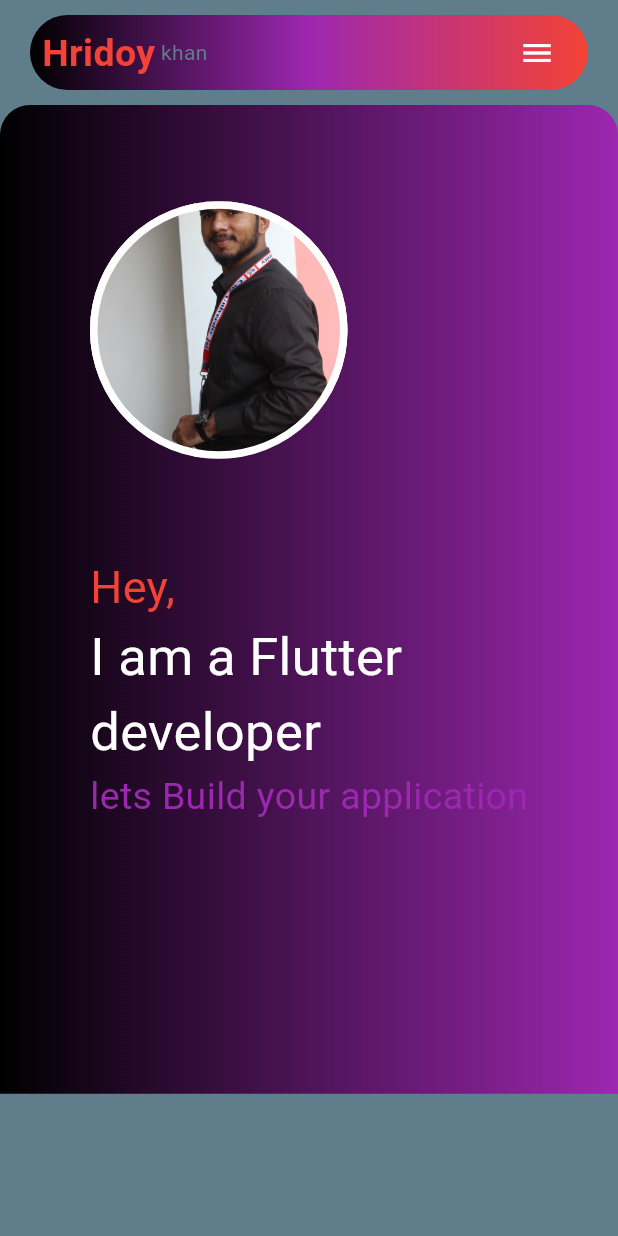
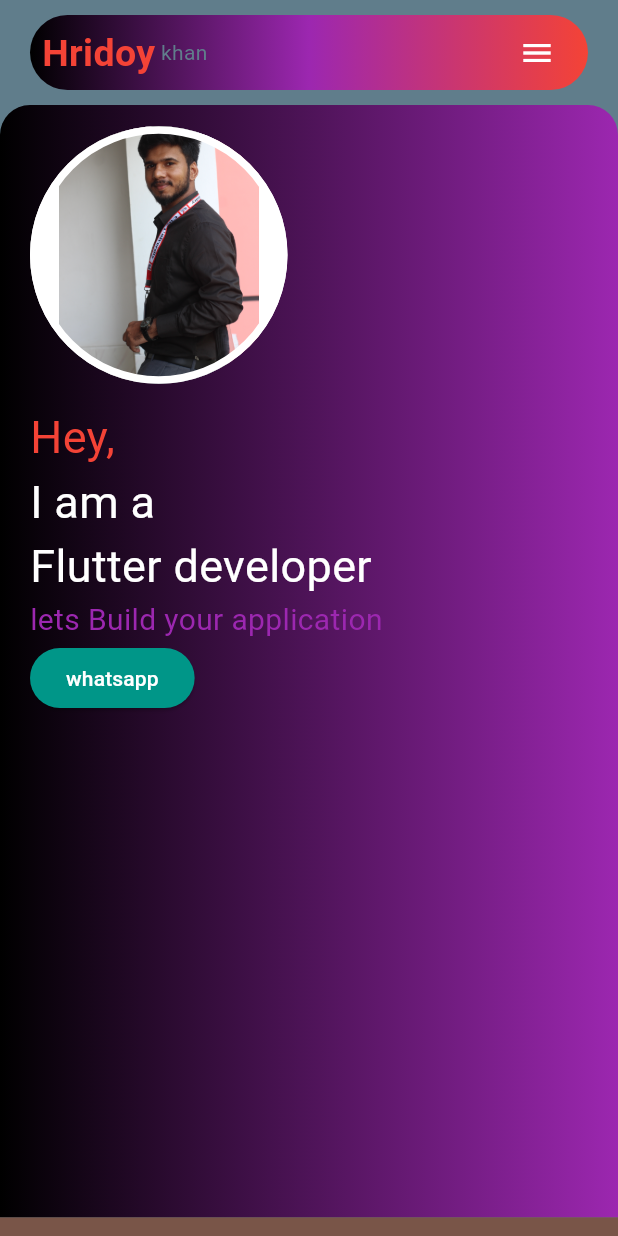
Before and after one commit to hrikhan/My_updated_portfolio, a Flutter app: the screen it shows after launch, on a phone screen of 412 x 824 dp. Run offline on Flutter 3.47's test engine with Material 3 defaults, Android fonts, the phone set to English and light mode, and no system bars; our stand-ins replace flutter_screenutil.

Commit message:
body completed

```diff
--- a/lib/pages/Homepage.dart
+++ b/lib/pages/Homepage.dart
@@ -7,6 +7,7 @@ import 'package:my_portfolio/widgeds/laptop_body_part.dart';
 import 'package:my_portfolio/widgeds/drawe.dart';
 import 'package:my_portfolio/widgeds/header_desktop.dart';
 import 'package:my_portfolio/widgeds/header_mobile.dart';
+import 'package:my_portfolio/widgeds/mobile_body_part.dart';
 import 'package:my_portfolio/widgeds/name_of_portfolio.dart';
 import 'package:flutter_screenutil/flutter_screenutil.dart';
 
@@ -39,65 +40,14 @@ class _HomepageState extends State<Homepage> {
               ),
             //body
             //BodyPart(),
+           if (Constraints.maxWidth >= 600)
+              BodyPart()
+            else
+              MobileBodyPart(),
+            //footer
             Container(
-              padding: EdgeInsets.only(left: 60),
-              height: MediaQuery.of(context).size.height * 0.8,
-              decoration: BoxDecoration(
-                  gradient:
-                      LinearGradient(colors: [Colors.black, Colors.purple]),
-                  borderRadius: BorderRadius.only(
-                      topLeft: Radius.circular(20),
-                      topRight: Radius.circular(20))),
-              child: Column(
-                mainAxisAlignment: MainAxisAlignment.start,
-                crossAxisAlignment: CrossAxisAlignment.start,
-                children: [
-                  //image
-                  Container(
-                    height: 300,
-                    width: 150.w,
-                    decoration: const BoxDecoration(
-                        color: Colors.white, shape: BoxShape.circle),
-                    child: Container(
-                      height: 120.h,
-                      width: 120.w,
-                      decoration: BoxDecoration(
-                        border: Border.all(
-                          width: 5,
-
-                          color: Colors.white),
-                        shape: BoxShape.circle,
-                        image: const DecorationImage(
-                          image: AssetImage("assets/IMG_9133.JPG"),
-                          fit: BoxFit.contain,
-                        ),
-                      ),
-                    ),
-                  ),
-                   Column(
-                  mainAxisAlignment: MainAxisAlignment.start,
-                  crossAxisAlignment: CrossAxisAlignment.start,
-                  children: [
-                    const Text(
-                      "Hey,",
-                      style: TextStyle(
-                        color: Colors.red,
-                        fontSize: 30,
-                      ),
-                    ),
-                    const Text(
-                      "I am a Flutter developer ",
-                      style: TextStyle(color: Colors.white, fontSize: 35),
-                    ),
-                    const Text(
-                      "lets Build your application",
-                        style: TextStyle(color: Colors.purple, fontSize: 25),
-                    ),
-                 ] )
-
-//
-                ],
-              ),
+              height: 500,
+              color: Colors.brown,
             ),
             Container(
               height: 500,
--- /dev/null
+++ b/lib/widgeds/mobile_body_part.dart
@@ -0,0 +1,94 @@
+import 'package:flutter/material.dart';
+import 'package:flutter_screenutil/flutter_screenutil.dart';
+
+class MobileBodyPart extends StatelessWidget {
+  const MobileBodyPart({super.key});
+
+  @override
+  Widget build(BuildContext context) {
+    return  Container(
+              padding: EdgeInsets.only(left: 20),
+              height: MediaQuery.of(context).size.height * 0.9,
+              width: MediaQuery.of(context).size.width,
+              decoration: BoxDecoration(
+                  gradient:
+                      LinearGradient(colors: [Colors.black, Colors.purple]),
+                  borderRadius: BorderRadius.only(
+                      topLeft: Radius.circular(20),
+                      topRight: Radius.circular(20))),
+              child: Row(
+                children: [
+                  Column(
+                    mainAxisAlignment: MainAxisAlignment.start,
+                    crossAxisAlignment: CrossAxisAlignment.start,
+                    children: [
+                      //image
+                      Row(
+                        children: [
+                          Container(
+                            height: 200,
+                            width: 150.w,
+                            decoration: const BoxDecoration(
+                                color: Colors.white, shape: BoxShape.circle),
+                            child: Container(
+                              height: 120.h,
+                              width: 120.w,
+                              decoration: BoxDecoration(
+                                border:
+                                    Border.all(width: 5, color: Colors.white),
+                                shape: BoxShape.circle,
+                                image: const DecorationImage(
+                                  image: AssetImage("assets/IMG_9133.JPG"),
+                                  fit: BoxFit.contain,
+                                ),
+                              ),
+                            ),
+                          ),
+                        ],
+                      ),
+                   SizedBox
+                   (
+                    height: 240,
+
+                     child: Column(
+                            mainAxisAlignment: MainAxisAlignment.start,
+                            crossAxisAlignment: CrossAxisAlignment.start,
+                            children: [
+                           Text(
+                                "Hey,",
+                                style: TextStyle(
+                                  color: Colors.red,
+                                  fontSize: 30,
+                                ),
+                              ),
+                           Text(
+                                "I am a\nFlutter developer ",
+                                style:
+                                    TextStyle(color: Colors.white, fontSize: 30),
+                              ),
+                        Text(
+                                "lets Build your application",
+                                style:
+                                    TextStyle(color: Colors.purple, fontSize: 20),
+                              ),
+                             ElevatedButton(
+                            style: ButtonStyle(
+                                backgroundColor:
+                                    WidgetStatePropertyAll(Colors.teal),
+                                foregroundColor:
+                                    WidgetStatePropertyAll(Colors.white)),
+                          onPressed:(){},
+                            child: Text("whatsapp")),
+                            ]),
+                   ),
+
+                      //button
+
+                    ],
+                  ),
+
+                ],
+              ),
+            );
+  }
+}
```
